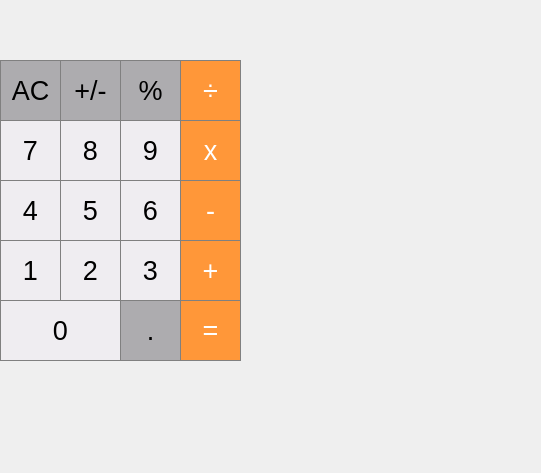
This is src/Smart_Calc_QT/mainwindow.ui in ZeBatua/s21_SmartCalc as Qt 5 draws it before an edit. The edited form follows.
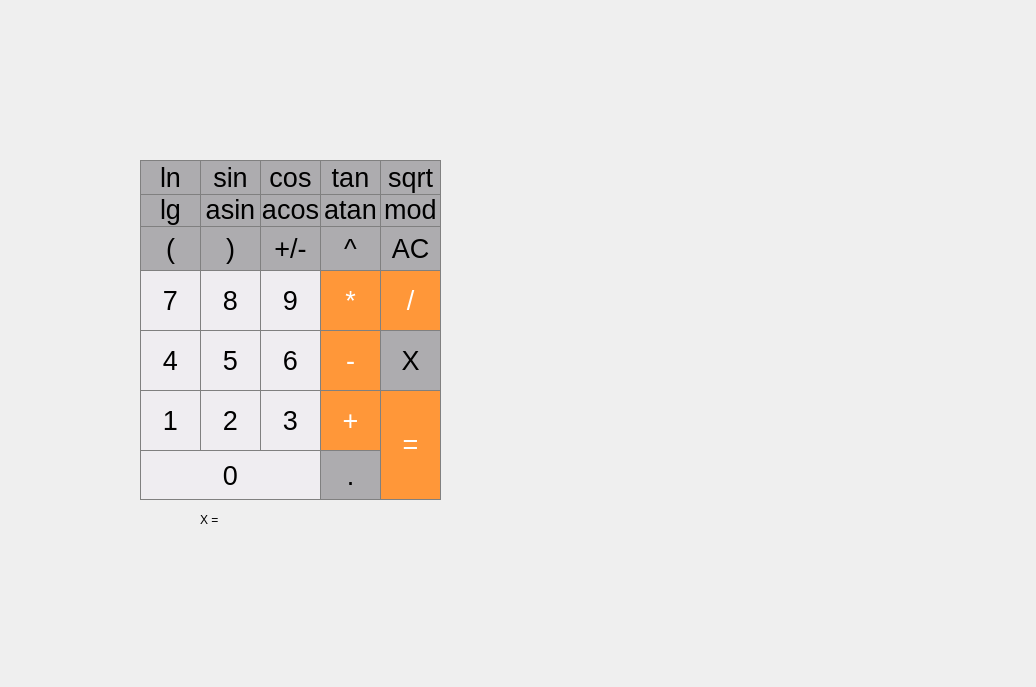
This is the edited form.

Diff of the .ui file:
```diff
--- a/src/Smart_Calc_QT/mainwindow.ui
+++ b/src/Smart_Calc_QT/mainwindow.ui
@@ -6,8 +6,8 @@
    <rect>
     <x>0</x>
     <y>0</y>
-    <width>541</width>
-    <height>473</height>
+    <width>1036</width>
+    <height>687</height>
    </rect>
   </property>
   <property name="windowTitle">
@@ -17,9 +17,9 @@
    <widget class="QLabel" name="result_number">
     <property name="geometry">
      <rect>
-      <x>0</x>
-      <y>0</y>
-      <width>241</width>
+      <x>140</x>
+      <y>100</y>
+      <width>301</width>
       <height>61</height>
      </rect>
     </property>
@@ -57,10 +57,10 @@
    <widget class="QPushButton" name="pushButton_AC">
     <property name="geometry">
      <rect>
-      <x>0</x>
-      <y>60</y>
+      <x>380</x>
+      <y>226</y>
       <width>61</width>
-      <height>61</height>
+      <height>45</height>
      </rect>
     </property>
     <property name="font">
@@ -83,14 +83,20 @@
     <property name="text">
      <string>AC</string>
     </property>
+    <property name="iconSize">
+     <size>
+      <width>16</width>
+      <height>16</height>
+     </size>
+    </property>
    </widget>
    <widget class="QPushButton" name="pushButton_sign">
     <property name="geometry">
      <rect>
-      <x>60</x>
-      <y>60</y>
+      <x>260</x>
+      <y>226</y>
       <width>61</width>
-      <height>61</height>
+      <height>45</height>
      </rect>
     </property>
     <property name="font">
@@ -113,14 +119,20 @@
     <property name="text">
      <string>+/-</string>
     </property>
+    <property name="iconSize">
+     <size>
+      <width>16</width>
+      <height>16</height>
+     </size>
+    </property>
    </widget>
    <widget class="QPushButton" name="pushButton_percent">
     <property name="geometry">
      <rect>
-      <x>120</x>
-      <y>60</y>
+      <x>320</x>
+      <y>226</y>
       <width>61</width>
-      <height>61</height>
+      <height>45</height>
      </rect>
     </property>
     <property name="font">
@@ -141,14 +153,20 @@
 }</string>
     </property>
     <property name="text">
-     <string>%</string>
+     <string>^</string>
+    </property>
+    <property name="iconSize">
+     <size>
+      <width>16</width>
+      <height>16</height>
+     </size>
     </property>
    </widget>
    <widget class="QPushButton" name="pushButton_div">
     <property name="geometry">
      <rect>
-      <x>180</x>
-      <y>60</y>
+      <x>380</x>
+      <y>270</y>
       <width>61</width>
       <height>61</height>
      </rect>
@@ -171,14 +189,14 @@
 }</string>
     </property>
     <property name="text">
-     <string>÷</string>
+     <string>/</string>
     </property>
    </widget>
    <widget class="QPushButton" name="pushButton_8">
     <property name="geometry">
      <rect>
-      <x>60</x>
-      <y>120</y>
+      <x>200</x>
+      <y>270</y>
       <width>61</width>
       <height>61</height>
      </rect>
@@ -206,8 +224,8 @@
    <widget class="QPushButton" name="pushButton_9">
     <property name="geometry">
      <rect>
-      <x>120</x>
-      <y>120</y>
+      <x>260</x>
+      <y>270</y>
       <width>61</width>
       <height>61</height>
      </rect>
@@ -235,8 +253,8 @@
    <widget class="QPushButton" name="pushButton_7">
     <property name="geometry">
      <rect>
-      <x>0</x>
-      <y>120</y>
+      <x>140</x>
+      <y>270</y>
       <width>61</width>
       <height>61</height>
      </rect>
@@ -264,8 +282,8 @@
    <widget class="QPushButton" name="pushButton_mul">
     <property name="geometry">
      <rect>
-      <x>180</x>
-      <y>120</y>
+      <x>320</x>
+      <y>270</y>
       <width>61</width>
       <height>61</height>
      </rect>
@@ -288,14 +306,14 @@
 }</string>
     </property>
     <property name="text">
-     <string>x</string>
+     <string>*</string>
     </property>
    </widget>
    <widget class="QPushButton" name="pushButton_5">
     <property name="geometry">
      <rect>
-      <x>60</x>
-      <y>180</y>
+      <x>200</x>
+      <y>330</y>
       <width>61</width>
       <height>61</height>
      </rect>
@@ -323,8 +341,8 @@
    <widget class="QPushButton" name="pushButton_6">
     <property name="geometry">
      <rect>
-      <x>120</x>
-      <y>180</y>
+      <x>260</x>
+      <y>330</y>
       <width>61</width>
       <height>61</height>
      </rect>
@@ -352,8 +370,8 @@
    <widget class="QPushButton" name="pushButton_4">
     <property name="geometry">
      <rect>
-      <x>0</x>
-      <y>180</y>
+      <x>140</x>
+      <y>330</y>
       <width>61</width>
       <height>61</height>
      </rect>
@@ -381,8 +399,8 @@
    <widget class="QPushButton" name="pushButton_sub">
     <property name="geometry">
      <rect>
-      <x>180</x>
-      <y>180</y>
+      <x>320</x>
+      <y>330</y>
       <width>61</width>
       <height>61</height>
      </rect>
@@ -411,8 +429,8 @@
    <widget class="QPushButton" name="pushButton_2">
     <property name="geometry">
      <rect>
-      <x>60</x>
-      <y>240</y>
+      <x>200</x>
+      <y>390</y>
       <width>61</width>
       <height>61</height>
      </rect>
@@ -440,8 +458,8 @@
    <widget class="QPushButton" name="pushButton_3">
     <property name="geometry">
      <rect>
-      <x>120</x>
-      <y>240</y>
+      <x>260</x>
+      <y>390</y>
       <width>61</width>
       <height>61</height>
      </rect>
@@ -469,8 +487,8 @@
    <widget class="QPushButton" name="pushButton_1">
     <property name="geometry">
      <rect>
-      <x>0</x>
-      <y>240</y>
+      <x>140</x>
+      <y>390</y>
       <width>61</width>
       <height>61</height>
      </rect>
@@ -498,8 +516,8 @@
    <widget class="QPushButton" name="pushButton_add">
     <property name="geometry">
      <rect>
-      <x>180</x>
-      <y>240</y>
+      <x>320</x>
+      <y>390</y>
       <width>61</width>
       <height>61</height>
      </rect>
@@ -528,10 +546,10 @@
    <widget class="QPushButton" name="pushButton_dot">
     <property name="geometry">
      <rect>
-      <x>120</x>
-      <y>300</y>
+      <x>320</x>
+      <y>450</y>
       <width>61</width>
-      <height>61</height>
+      <height>50</height>
      </rect>
     </property>
     <property name="font">
@@ -558,10 +576,10 @@
    <widget class="QPushButton" name="pushButton_0">
     <property name="geometry">
      <rect>
-      <x>0</x>
-      <y>300</y>
-      <width>121</width>
-      <height>61</height>
+      <x>140</x>
+      <y>450</y>
+      <width>181</width>
+      <height>50</height>
      </rect>
     </property>
     <property name="font">
@@ -587,10 +605,10 @@
    <widget class="QPushButton" name="equals">
     <property name="geometry">
      <rect>
-      <x>180</x>
-      <y>300</y>
+      <x>380</x>
+      <y>389</y>
       <width>61</width>
-      <height>61</height>
+      <height>111</height>
      </rect>
     </property>
     <property name="font">
@@ -614,6 +632,521 @@
      <string>=</string>
     </property>
    </widget>
+   <widget class="QPushButton" name="lg">
+    <property name="geometry">
+     <rect>
+      <x>140</x>
+      <y>192</y>
+      <width>61</width>
+      <height>35</height>
+     </rect>
+    </property>
+    <property name="font">
+     <font>
+      <pointsize>20</pointsize>
+      <bold>false</bold>
+     </font>
+    </property>
+    <property name="styleSheet">
+     <string notr="true">QPushButton {
+  background-color: rgb(173, 172, 175);
+  color:  black;
+  border: 1px solid gray;
+}
+QPushButton:pressed {
+    background-color: qlineargradient(x1: 0, y1: 0, x2: 0, y2: 1,
+                                      stop: 0 #BEBEBE, stop: 1 #D7D7D7);
+}</string>
+    </property>
+    <property name="text">
+     <string>lg</string>
+    </property>
+    <property name="iconSize">
+     <size>
+      <width>16</width>
+      <height>16</height>
+     </size>
+    </property>
+   </widget>
+   <widget class="QPushButton" name="acos">
+    <property name="geometry">
+     <rect>
+      <x>260</x>
+      <y>192</y>
+      <width>61</width>
+      <height>35</height>
+     </rect>
+    </property>
+    <property name="font">
+     <font>
+      <pointsize>20</pointsize>
+      <bold>false</bold>
+     </font>
+    </property>
+    <property name="styleSheet">
+     <string notr="true">QPushButton {
+  background-color: rgb(173, 172, 175);
+  color:  black;
+  border: 1px solid gray;
+}
+QPushButton:pressed {
+    background-color: qlineargradient(x1: 0, y1: 0, x2: 0, y2: 1,
+                                      stop: 0 #BEBEBE, stop: 1 #D7D7D7);
+}</string>
+    </property>
+    <property name="text">
+     <string>acos</string>
+    </property>
+    <property name="iconSize">
+     <size>
+      <width>16</width>
+      <height>16</height>
+     </size>
+    </property>
+   </widget>
+   <widget class="QPushButton" name="asin">
+    <property name="geometry">
+     <rect>
+      <x>200</x>
+      <y>192</y>
+      <width>61</width>
+      <height>35</height>
+     </rect>
+    </property>
+    <property name="font">
+     <font>
+      <pointsize>20</pointsize>
+      <bold>false</bold>
+     </font>
+    </property>
+    <property name="styleSheet">
+     <string notr="true">QPushButton {
+  background-color: rgb(173, 172, 175);
+  color:  black;
+  border: 1px solid gray;
+}
+QPushButton:pressed {
+    background-color: qlineargradient(x1: 0, y1: 0, x2: 0, y2: 1,
+                                      stop: 0 #BEBEBE, stop: 1 #D7D7D7);
+}</string>
+    </property>
+    <property name="text">
+     <string>asin</string>
+    </property>
+    <property name="iconSize">
+     <size>
+      <width>16</width>
+      <height>16</height>
+     </size>
+    </property>
+   </widget>
+   <widget class="QPushButton" name="ln">
+    <property name="geometry">
+     <rect>
+      <x>140</x>
+      <y>160</y>
+      <width>61</width>
+      <height>35</height>
+     </rect>
+    </property>
+    <property name="font">
+     <font>
+      <pointsize>20</pointsize>
+      <bold>false</bold>
+     </font>
+    </property>
+    <property name="styleSheet">
+     <string notr="true">QPushButton {
+  background-color: rgb(173, 172, 175);
+  color:  black;
+  border: 1px solid gray;
+}
+QPushButton:pressed {
+    background-color: qlineargradient(x1: 0, y1: 0, x2: 0, y2: 1,
+                                      stop: 0 #BEBEBE, stop: 1 #D7D7D7);
+}</string>
+    </property>
+    <property name="text">
+     <string>ln</string>
+    </property>
+    <property name="iconSize">
+     <size>
+      <width>16</width>
+      <height>16</height>
+     </size>
+    </property>
+   </widget>
+   <widget class="QPushButton" name="cos">
+    <property name="geometry">
+     <rect>
+      <x>260</x>
+      <y>160</y>
+      <width>61</width>
+      <height>35</height>
+     </rect>
+    </property>
+    <property name="font">
+     <font>
+      <pointsize>20</pointsize>
+      <bold>false</bold>
+     </font>
+    </property>
+    <property name="styleSheet">
+     <string notr="true">QPushButton {
+  background-color: rgb(173, 172, 175);
+  color:  black;
+  border: 1px solid gray;
+}
+QPushButton:pressed {
+    background-color: qlineargradient(x1: 0, y1: 0, x2: 0, y2: 1,
+                                      stop: 0 #BEBEBE, stop: 1 #D7D7D7);
+}</string>
+    </property>
+    <property name="text">
+     <string>cos</string>
+    </property>
+    <property name="iconSize">
+     <size>
+      <width>16</width>
+      <height>16</height>
+     </size>
+    </property>
+   </widget>
+   <widget class="QPushButton" name="sin">
+    <property name="geometry">
+     <rect>
+      <x>200</x>
+      <y>160</y>
+      <width>61</width>
+      <height>35</height>
+     </rect>
+    </property>
+    <property name="font">
+     <font>
+      <pointsize>20</pointsize>
+      <bold>false</bold>
+     </font>
+    </property>
+    <property name="styleSheet">
+     <string notr="true">QPushButton {
+  background-color: rgb(173, 172, 175);
+  color:  black;
+  border: 1px solid gray;
+}
+QPushButton:pressed {
+    background-color: qlineargradient(x1: 0, y1: 0, x2: 0, y2: 1,
+                                      stop: 0 #BEBEBE, stop: 1 #D7D7D7);
+}</string>
+    </property>
+    <property name="text">
+     <string>sin</string>
+    </property>
+    <property name="iconSize">
+     <size>
+      <width>16</width>
+      <height>16</height>
+     </size>
+    </property>
+   </widget>
+   <widget class="QPushButton" name="atan">
+    <property name="geometry">
+     <rect>
+      <x>320</x>
+      <y>192</y>
+      <width>61</width>
+      <height>35</height>
+     </rect>
+    </property>
+    <property name="font">
+     <font>
+      <pointsize>20</pointsize>
+      <bold>false</bold>
+     </font>
+    </property>
+    <property name="styleSheet">
+     <string notr="true">QPushButton {
+  background-color: rgb(173, 172, 175);
+  color:  black;
+  border: 1px solid gray;
+}
+QPushButton:pressed {
+    background-color: qlineargradient(x1: 0, y1: 0, x2: 0, y2: 1,
+                                      stop: 0 #BEBEBE, stop: 1 #D7D7D7);
+}</string>
+    </property>
+    <property name="text">
+     <string>atan</string>
+    </property>
+    <property name="iconSize">
+     <size>
+      <width>16</width>
+      <height>16</height>
+     </size>
+    </property>
+   </widget>
+   <widget class="QPushButton" name="tan">
+    <property name="geometry">
+     <rect>
+      <x>320</x>
+      <y>160</y>
+      <width>61</width>
+      <height>35</height>
+     </rect>
+    </property>
+    <property name="font">
+     <font>
+      <pointsize>20</pointsize>
+      <bold>false</bold>
+     </font>
+    </property>
+    <property name="styleSheet">
+     <string notr="true">QPushButton {
+  background-color: rgb(173, 172, 175);
+  color:  black;
+  border: 1px solid gray;
+}
+QPushButton:pressed {
+    background-color: qlineargradient(x1: 0, y1: 0, x2: 0, y2: 1,
+                                      stop: 0 #BEBEBE, stop: 1 #D7D7D7);
+}</string>
+    </property>
+    <property name="text">
+     <string>tan</string>
+    </property>
+    <property name="iconSize">
+     <size>
+      <width>16</width>
+      <height>16</height>
+     </size>
+    </property>
+   </widget>
+   <widget class="QPushButton" name="mod">
+    <property name="geometry">
+     <rect>
+      <x>380</x>
+      <y>192</y>
+      <width>61</width>
+      <height>35</height>
+     </rect>
+    </property>
+    <property name="font">
+     <font>
+      <pointsize>20</pointsize>
+      <bold>false</bold>
+     </font>
+    </property>
+    <property name="styleSheet">
+     <string notr="true">QPushButton {
+  background-color: rgb(173, 172, 175);
+  color:  black;
+  border: 1px solid gray;
+}
+QPushButton:pressed {
+    background-color: qlineargradient(x1: 0, y1: 0, x2: 0, y2: 1,
+                                      stop: 0 #BEBEBE, stop: 1 #D7D7D7);
+}</string>
+    </property>
+    <property name="text">
+     <string>mod</string>
+    </property>
+    <property name="iconSize">
+     <size>
+      <width>16</width>
+      <height>16</height>
+     </size>
+    </property>
+   </widget>
+   <widget class="QPushButton" name="sqrt">
+    <property name="geometry">
+     <rect>
+      <x>380</x>
+      <y>160</y>
+      <width>61</width>
+      <height>35</height>
+     </rect>
+    </property>
+    <property name="font">
+     <font>
+      <pointsize>20</pointsize>
+      <bold>false</bold>
+     </font>
+    </property>
+    <property name="styleSheet">
+     <string notr="true">QPushButton {
+  background-color: rgb(173, 172, 175);
+  color:  black;
+  border: 1px solid gray;
+}
+QPushButton:pressed {
+    background-color: qlineargradient(x1: 0, y1: 0, x2: 0, y2: 1,
+                                      stop: 0 #BEBEBE, stop: 1 #D7D7D7);
+}</string>
+    </property>
+    <property name="text">
+     <string>sqrt</string>
+    </property>
+    <property name="iconSize">
+     <size>
+      <width>16</width>
+      <height>16</height>
+     </size>
+    </property>
+   </widget>
+   <widget class="QPushButton" name="close_bracket">
+    <property name="geometry">
+     <rect>
+      <x>200</x>
+      <y>226</y>
+      <width>61</width>
+      <height>45</height>
+     </rect>
+    </property>
+    <property name="font">
+     <font>
+      <pointsize>20</pointsize>
+      <bold>false</bold>
+     </font>
+    </property>
+    <property name="styleSheet">
+     <string notr="true">QPushButton {
+  background-color: rgb(173, 172, 175);
+  color:  black;
+  border: 1px solid gray;
+}
+QPushButton:pressed {
+    background-color: qlineargradient(x1: 0, y1: 0, x2: 0, y2: 1,
+                                      stop: 0 #BEBEBE, stop: 1 #D7D7D7);
+}</string>
+    </property>
+    <property name="text">
+     <string>)</string>
+    </property>
+    <property name="iconSize">
+     <size>
+      <width>16</width>
+      <height>16</height>
+     </size>
+    </property>
+   </widget>
+   <widget class="QPushButton" name="open_bracket">
+    <property name="geometry">
+     <rect>
+      <x>140</x>
+      <y>226</y>
+      <width>61</width>
+      <height>45</height>
+     </rect>
+    </property>
+    <property name="font">
+     <font>
+      <pointsize>20</pointsize>
+      <bold>false</bold>
+     </font>
+    </property>
+    <property name="styleSheet">
+     <string notr="true">QPushButton {
+  background-color: rgb(173, 172, 175);
+  color:  black;
+  border: 1px solid gray;
+}
+QPushButton:pressed {
+    background-color: qlineargradient(x1: 0, y1: 0, x2: 0, y2: 1,
+                                      stop: 0 #BEBEBE, stop: 1 #D7D7D7);
+}</string>
+    </property>
+    <property name="text">
+     <string>(</string>
+    </property>
+    <property name="iconSize">
+     <size>
+      <width>16</width>
+      <height>16</height>
+     </size>
+    </property>
+   </widget>
+   <widget class="QLabel" name="result_number_2">
+    <property name="geometry">
+     <rect>
+      <x>250</x>
+      <y>500</y>
+      <width>191</width>
+      <height>41</height>
+     </rect>
+    </property>
+    <property name="font">
+     <font>
+      <pointsize>20</pointsize>
+     </font>
+    </property>
+    <property name="styleSheet">
+     <string notr="true">QLabel {
+   background-color:  rgb(217, 215, 218);
+   color: black;
+   qproperty-alignment: 'AlignVCenter | AlignRight';
+   border: 1px solid gray;
+}
+
+background-color : white;</string>
+    </property>
+    <property name="text">
+     <string/>
+    </property>
+    <property name="alignment">
+     <set>Qt::AlignRight|Qt::AlignTrailing|Qt::AlignVCenter</set>
+    </property>
+    <property name="wordWrap">
+     <bool>false</bool>
+    </property>
+    <property name="margin">
+     <number>0</number>
+    </property>
+    <property name="indent">
+     <number>25</number>
+    </property>
+   </widget>
+   <widget class="QPushButton" name="value_x">
+    <property name="geometry">
+     <rect>
+      <x>380</x>
+      <y>330</y>
+      <width>61</width>
+      <height>61</height>
+     </rect>
+    </property>
+    <property name="font">
+     <font>
+      <pointsize>20</pointsize>
+      <bold>false</bold>
+     </font>
+    </property>
+    <property name="styleSheet">
+     <string notr="true">QPushButton {
+  background-color: rgb(173, 172, 175);
+  color:  black;
+  border: 1px solid gray;
+}
+QPushButton:pressed {
+    background-color: qlineargradient(x1: 0, y1: 0, x2: 0, y2: 1,
+                                      stop: 0 #BEBEBE, stop: 1 #D7D7D7);
+}</string>
+    </property>
+    <property name="text">
+     <string>X</string>
+    </property>
+   </widget>
+   <widget class="QLabel" name="label">
+    <property name="geometry">
+     <rect>
+      <x>200</x>
+      <y>510</y>
+      <width>51</width>
+      <height>20</height>
+     </rect>
+    </property>
+    <property name="text">
+     <string>X = </string>
+    </property>
+   </widget>
   </widget>
  </widget>
  <resources/>
```
Left out of the diff: 36 changed lines with no effect on the pictures.
